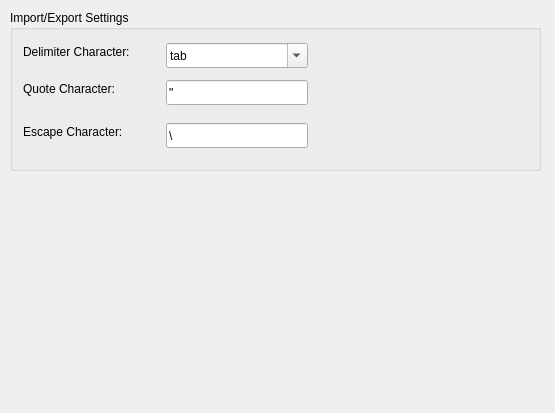
Above: src/Mod/Spreadsheet/Gui/DlgSettings.ui from southseact-3d/fcd before the change. Below: the same form after it.
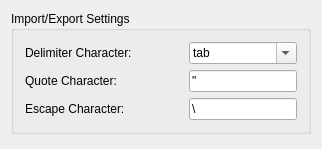
That is the form after the change. Custom widgets are drawn as their Qt base class.

Commit message:
[Spreadsheet] fix preferences UI
- add missing layouts (Qt's designer warns too)
- add spacers to assure a compact layout on all screens

```diff
--- a/src/Mod/Spreadsheet/Gui/DlgSettings.ui
+++ b/src/Mod/Spreadsheet/Gui/DlgSettings.ui
@@ -6,34 +6,41 @@
    <rect>
     <x>0</x>
     <y>0</y>
-    <width>555</width>
-    <height>413</height>
+    <width>322</width>
+    <height>149</height>
    </rect>
   </property>
+  <property name="sizePolicy">
+   <sizepolicy hsizetype="Minimum" vsizetype="Minimum">
+    <horstretch>0</horstretch>
+    <verstretch>0</verstretch>
+   </sizepolicy>
+  </property>
   <property name="windowTitle">
    <string>Spreadsheet</string>
   </property>
+  <layout class="QGridLayout" name="gridLayout_2">
+   <item row="0" column="0">
   <widget class="QGroupBox" name="groupBox">
-   <property name="geometry">
-    <rect>
-     <x>10</x>
-     <y>10</y>
-     <width>531</width>
-     <height>161</height>
-    </rect>
-   </property>
    <property name="title">
     <string>Import/Export Settings</string>
    </property>
+     <layout class="QGridLayout" name="gridLayout">
+      <item row="2" column="0">
+       <widget class="QLabel" name="textLabel3">
+        <property name="sizePolicy">
+         <sizepolicy hsizetype="Minimum" vsizetype="Preferred">
+          <horstretch>0</horstretch>
+          <verstretch>0</verstretch>
+         </sizepolicy>
+        </property>
+        <property name="text">
+         <string>Escape Character: </string>
+        </property>
+       </widget>
+      </item>
+      <item row="1" column="2">
    <widget class="Gui::PrefLineEdit" name="quoteCharLineEdit">
-    <property name="geometry">
-     <rect>
-      <x>156</x>
-      <y>70</y>
-      <width>142</width>
-      <height>25</height>
-     </rect>
-    </property>
     <property name="toolTip">
      <string>&lt;html&gt;&lt;head/&gt;&lt;body&gt;&lt;p&gt;Character used to delimit strings, typically is single quote (') or double quote (&amp;quot;). Must be a single character.&lt;/p&gt;&lt;/body&gt;&lt;/html&gt;</string>
     </property>
@@ -50,15 +57,9 @@
      <cstring>Mod/Spreadsheet</cstring>
     </property>
    </widget>
+      </item>
+      <item row="0" column="0">
    <widget class="QLabel" name="textLabel">
-    <property name="geometry">
-     <rect>
-      <x>13</x>
-      <y>33</y>
-      <width>137</width>
-      <height>17</height>
-     </rect>
-    </property>
     <property name="sizePolicy">
      <sizepolicy hsizetype="Minimum" vsizetype="Preferred">
       <horstretch>0</horstretch>
@@ -69,15 +70,9 @@
      <string>Delimiter Character: </string>
     </property>
    </widget>
+      </item>
+      <item row="2" column="2">
    <widget class="Gui::PrefLineEdit" name="escapeCharLineEdit">
-    <property name="geometry">
-     <rect>
-      <x>156</x>
-      <y>113</y>
-      <width>142</width>
-      <height>25</height>
-     </rect>
-    </property>
     <property name="toolTip">
      <string>&lt;html&gt;&lt;head/&gt;&lt;body&gt;&lt;p&gt;Escape character, typically the backslash (\), used to indicate special unprintable characters, e.g. \t = tab. Must be a single character.&lt;/p&gt;&lt;/body&gt;&lt;/html&gt;</string>
     </property>
@@ -91,15 +86,9 @@
      <cstring>Mod/Spreadsheet</cstring>
     </property>
    </widget>
-   <widget class="QLabel" name="textLabel3">
-    <property name="geometry">
-     <rect>
-      <x>13</x>
-      <y>113</y>
-      <width>124</width>
-      <height>17</height>
-     </rect>
-    </property>
+      </item>
+      <item row="1" column="0">
+       <widget class="QLabel" name="textLabel2">
     <property name="sizePolicy">
      <sizepolicy hsizetype="Minimum" vsizetype="Preferred">
       <horstretch>0</horstretch>
@@ -107,18 +96,12 @@
      </sizepolicy>
     </property>
     <property name="text">
-     <string>Escape Character: </string>
-    </property>
-   </widget>
+         <string>Quote Character: </string>
+        </property>
+       </widget>
+      </item>
+      <item row="0" column="2">
    <widget class="Gui::PrefComboBox" name="delimiterComboBox">
-    <property name="geometry">
-     <rect>
-      <x>156</x>
-      <y>33</y>
-      <width>142</width>
-      <height>25</height>
-     </rect>
-    </property>
     <property name="toolTip">
      <string>&lt;html&gt;&lt;head/&gt;&lt;body&gt;&lt;p&gt;Character to use as field delimiter.  Default is tab, but also commonly used are commas (,) and semicolons (;). Select from the list or enter your own in the field. Must be a single character or the words &lt;span style=&quot; font-style:italic;&quot;&gt;tab&lt;/span&gt;, &lt;span style=&quot; font-style:italic;&quot;&gt;comma&lt;/span&gt;, or &lt;span style=&quot; font-style:italic;&quot;&gt;semicolon&lt;/span&gt;.&lt;/p&gt;&lt;/body&gt;&lt;/html&gt;</string>
     </property>
@@ -150,39 +133,50 @@
      </property>
     </item>
    </widget>
-   <widget class="QLabel" name="textLabel2">
-    <property name="geometry">
-     <rect>
-      <x>13</x>
-      <y>70</y>
-      <width>117</width>
-      <height>17</height>
-     </rect>
-    </property>
-    <property name="sizePolicy">
-     <sizepolicy hsizetype="Minimum" vsizetype="Preferred">
-      <horstretch>0</horstretch>
-      <verstretch>0</verstretch>
-     </sizepolicy>
-    </property>
-    <property name="text">
-     <string>Quote Character: </string>
-    </property>
-   </widget>
-  </widget>
+      </item>
+      <item row="0" column="1">
+       <spacer name="horizontalSpacer">
+        <property name="orientation">
+         <enum>Qt::Horizontal</enum>
+        </property>
+        <property name="sizeHint" stdset="0">
+         <size>
+          <width>40</width>
+          <height>20</height>
+         </size>
+        </property>
+       </spacer>
+      </item>
+     </layout>
+    </widget>
+   </item>
+   <item row="1" column="0">
+    <spacer name="verticalSpacer">
+     <property name="orientation">
+      <enum>Qt::Vertical</enum>
+     </property>
+     <property name="sizeHint" stdset="0">
+      <size>
+       <width>20</width>
+       <height>20</height>
+      </size>
+     </property>
+    </spacer>
+   </item>
+  </layout>
  </widget>
  <layoutdefault spacing="6" margin="11"/>
  <customwidgets>
-  <customwidget>
-   <class>Gui::PrefLineEdit</class>
-   <extends>QLineEdit</extends>
-   <header>Gui/PrefWidgets.h</header>
-  </customwidget>
   <customwidget>
    <class>Gui::PrefComboBox</class>
    <extends>QComboBox</extends>
    <header>Gui/PrefWidgets.h</header>
   </customwidget>
+  <customwidget>
+   <class>Gui::PrefLineEdit</class>
+   <extends>QLineEdit</extends>
+   <header>Gui/PrefWidgets.h</header>
+  </customwidget>
  </customwidgets>
  <resources/>
  <connections/>
```
Lines whose indentation alone changed are shown as unchanged.
